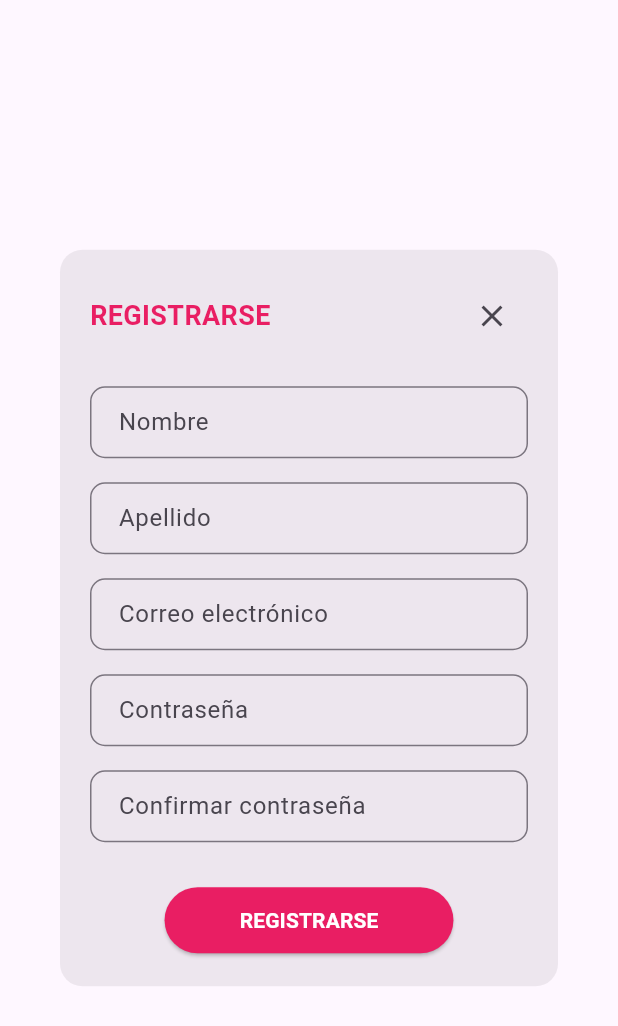
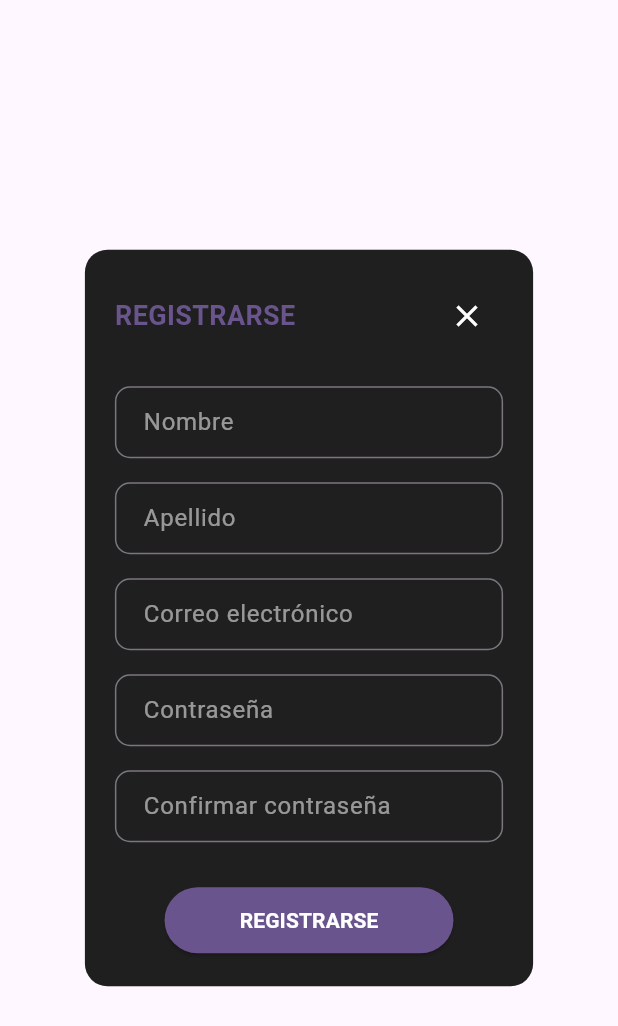
Before and after one commit to manu-180/epifanie, a Flutter app: the RegisterModal widget shown alone on an empty page, opened directly, on a phone screen of 412 x 824 dp. Shown: the top 1026 px of the screen. Run offline on Flutter 3.47's test engine with Material 3 defaults, Android fonts, the light colour scheme and no system bars; our stand-ins replace font_awesome_flutter, go_router, supabase_flutter; accounts and stored records are empty.

Commit message:
actualizando pagina webbb

```diff
--- a/lib/widgets/register_modal.dart
+++ b/lib/widgets/register_modal.dart
@@ -1,81 +1,176 @@
 import 'package:flutter/material.dart';
+import 'package:supabase_flutter/supabase_flutter.dart';
 
-class RegisterModal extends StatelessWidget {
+class RegisterModal extends StatefulWidget {
   const RegisterModal({super.key});
 
   @override
+  _RegisterModalState createState() => _RegisterModalState();
+}
+
+class _RegisterModalState extends State<RegisterModal> {
+  final TextEditingController nameController = TextEditingController();
+  final TextEditingController surnameController = TextEditingController();
+  final TextEditingController emailController = TextEditingController();
+  final TextEditingController passwordController = TextEditingController();
+  final TextEditingController confirmPasswordController = TextEditingController();
+
+  String emailError = "";
+  String passwordError = "";
+  bool isLoading = false;
+
+  final RegExp emailRegex = RegExp(r'^[\w-\.]+@([\w-]+\.)+[\w-]{2,4}$');
+
+  /// 🔥 **Formatea el nombre para que cada palabra comience en mayúscula**
+  String capitalize(String text) {
+    return text.split(' ').map((word) {
+      if (word.isEmpty) return "";
+      return word[0].toUpperCase() + word.substring(1).toLowerCase();
+    }).join(' ');
+  }
+
+  /// ✅ **Registra usuario en Supabase**
+  Future<void> _registerUser() async {
+    setState(() => isLoading = true);
+    FocusScope.of(context).unfocus(); // Cierra teclado
+
+    final String name = capitalize(nameController.text.trim());
+    final String surname = capitalize(surnameController.text.trim());
+    final String email = emailController.text.trim();
+    final String password = passwordController.text.trim();
+    final String confirmPassword = confirmPasswordController.text.trim();
+
+    setState(() {
+      emailError = emailRegex.hasMatch(email) ? "" : "Email no válido";
+      passwordError = password.length < 6
+          ? "La contraseña debe tener al menos 6 caracteres"
+          : password != confirmPassword
+              ? "Las contraseñas no coinciden"
+              : "";
+    });
+
+    if (emailError.isNotEmpty || passwordError.isNotEmpty) {
+      _showSnackbar("Corrige los errores antes de continuar", Colors.red);
+      setState(() => isLoading = false);
+      return;
+    }
+
+    try {
+      final AuthResponse response = await Supabase.instance.client.auth.signUp(
+        email: email,
+        password: password,
+        data: {
+          'full_name': "$name $surname",
+        },
+      );
+
+      await Supabase.instance.client.from('epifanie_users').insert({
+        'id': response.user?.id,
+        'email': email,
+        'full_name': "$name $surname",
+        'created_at': DateTime.now().toIso8601String(),
+      });
+
+      _showSnackbar("Registro exitoso", Colors.green);
+      Navigator.of(context).pop(); // Cierra modal
+    } on AuthException catch (e) {
+      _showSnackbar(e.message, Colors.red);
+    } catch (e) {
+      _showSnackbar("Error inesperado: $e", Colors.red);
+    } finally {
+      setState(() => isLoading = false);
+    }
+  }
+
+  void _showSnackbar(String message, Color color) {
+    ScaffoldMessenger.of(context).showSnackBar(
+      SnackBar(content: Text(message), backgroundColor: color),
+    );
+  }
+
+  @override
   Widget build(BuildContext context) {
+    final primaryColor = Theme.of(context).colorScheme.primary;
+
     return Dialog(
-      shape: RoundedRectangleBorder(
+      shape: RoundedRectangleBorder(borderRadius: BorderRadius.circular(15)),
+      child: LayoutBuilder(
+        builder: (context, constraints) {
+          return SingleChildScrollView(
+            child: Padding(
+              padding: EdgeInsets.only(
+                bottom: MediaQuery.of(context).viewInsets.bottom,
+              ),
+              child: Container(
+                width: constraints.maxWidth > 500 ? 500 : constraints.maxWidth * 0.9,
+                padding: const EdgeInsets.all(20),
+                decoration: BoxDecoration(
+                  color: Colors.black87,
                   borderRadius: BorderRadius.circular(15),
                 ),
-      child: Container(
-        padding: const EdgeInsets.all(20),
-        width: 400, // Ajusta según el diseño deseado
                 child: Column(
                   mainAxisSize: MainAxisSize.min,
                   children: [
-            // Título
+                    // 🔥 Título con botón de cerrar
                     Row(
                       mainAxisAlignment: MainAxisAlignment.spaceBetween,
                       children: [
-                const Text(
+                        Text(
                           "REGISTRARSE",
-                  style: TextStyle(
-                    fontSize: 18,
-                    fontWeight: FontWeight.bold,
-                    color: Colors.pink, // Color del título
+                          style: TextStyle(fontSize: 18, fontWeight: FontWeight.bold, color: primaryColor),
                         ),
-                ),
-                IconButton(
-                  icon: const Icon(Icons.close),
-                  onPressed: () => Navigator.of(context).pop(),
-                ),
+                        IconButton(icon: const Icon(Icons.close, color: Colors.white), onPressed: () => Navigator.of(context).pop()),
                       ],
                     ),
-
                     const SizedBox(height: 15),
 
-            // Campos del formulario
-            _buildTextField("Nombre"),
-            _buildTextField("Apellido"),
-            _buildTextField("Correo electrónico"),
-            _buildTextField("Contraseña", isPassword: true),
-            _buildTextField("Confirmar contraseña", isPassword: true),
+                    // 📌 Campos del formulario
+                    _buildTextField("Nombre", nameController, primaryColor),
+                    _buildTextField("Apellido", surnameController, primaryColor),
+                    _buildTextField("Correo electrónico", emailController, primaryColor, errorText: emailError),
+                    _buildTextField("Contraseña", passwordController, primaryColor, isPassword: true, errorText: passwordError),
+                    _buildTextField("Confirmar contraseña", confirmPasswordController, primaryColor, isPassword: true),
 
                     const SizedBox(height: 20),
 
-            // Botón de enviar
+                    // 🔥 Botón de enviar
                     ElevatedButton(
-              onPressed: () {},
+                      onPressed: _registerUser,
                       style: ElevatedButton.styleFrom(
-                backgroundColor: Colors.pink,
-                shape: RoundedRectangleBorder(
-                  borderRadius: BorderRadius.circular(30),
-                ),
+                        backgroundColor: primaryColor,
+                        shape: RoundedRectangleBorder(borderRadius: BorderRadius.circular(30)),
                         padding: const EdgeInsets.symmetric(horizontal: 50, vertical: 12),
                       ),
-              child: const Text(
-                "REGISTRARSE",
-                style: TextStyle(fontSize: 14, fontWeight: FontWeight.bold, color: Colors.white),
-              ),
+                      child: isLoading
+                          ? const CircularProgressIndicator(valueColor: AlwaysStoppedAnimation<Color>(Colors.white))
+                          : const Text("REGISTRARSE", style: TextStyle(fontSize: 14, fontWeight: FontWeight.bold, color: Colors.white)),
                     ),
                   ],
                 ),
               ),
+            ),
+          );
+        },
+      ),
     );
   }
 
-  /// Función para construir los campos de entrada
-  Widget _buildTextField(String hint, {bool isPassword = false}) {
+  Widget _buildTextField(String hint, TextEditingController controller, Color primaryColor,
+      {bool isPassword = false, String? errorText}) {
     return Padding(
       padding: const EdgeInsets.symmetric(vertical: 8),
       child: TextField(
+        controller: controller,
         obscureText: isPassword,
+        style: const TextStyle(color: Colors.white),
         decoration: InputDecoration(
-          hintText: hint,
+          labelText: hint,
+          labelStyle: const TextStyle(color: Colors.white54),
           border: OutlineInputBorder(borderRadius: BorderRadius.circular(10)),
+          focusedBorder: OutlineInputBorder(borderSide: BorderSide(color: primaryColor, width: 2), borderRadius: BorderRadius.circular(10)),
           contentPadding: const EdgeInsets.symmetric(horizontal: 15, vertical: 10),
+          errorText: errorText?.isEmpty == true ? null : errorText,
+          errorStyle: const TextStyle(color: Colors.redAccent),
         ),
       ),
     );
--- a/pubspec.yaml
+++ b/pubspec.yaml
@@ -37,12 +37,12 @@ dependencies:
   font_awesome_flutter: ^10.8.0
   go_router: ^14.8.0
   google_fonts: ^6.2.1
+  supabase_flutter: ^2.8.4
 
 dev_dependencies:
   flutter_lints: ^5.0.0
   flutter_test:
     sdk: flutter
-
 
 flutter_launcher_icons:
   android: true
```
Also changed, not shown: lib/main.dart (+9 -4 lines), pubspec.lock, 11 other files. Lines whose indentation alone changed are shown as unchanged.
